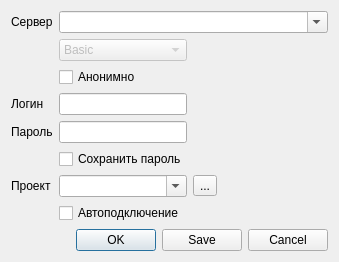
The window that jira/jiralogin.ui (sshmakov/Traquera) describes before a commit, drawn with Qt 5.
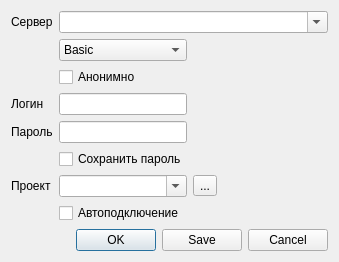
The same window after the commit.

What changed in the file:
```diff
--- a/jira/jiralogin.ui
+++ b/jira/jiralogin.ui
@@ -99,9 +99,6 @@
      </item>
      <item row="1" column="1">
       <widget class="QComboBox" name="cbMethod">
-       <property name="enabled">
-        <bool>false</bool>
-       </property>
        <item>
         <property name="text">
          <string>Basic</string>
```
Left out of the diff: 6 changed lines with no effect on the pictures.
